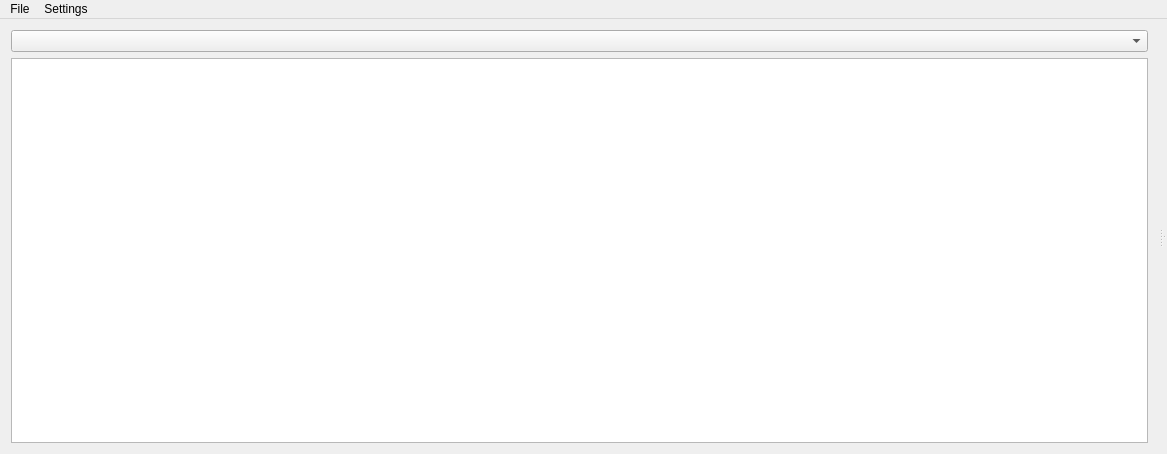
The window that src/home/tool/flifaqer/MainWindow.ui (Jurchos/books-tools) describes before a commit, drawn with Qt 5.
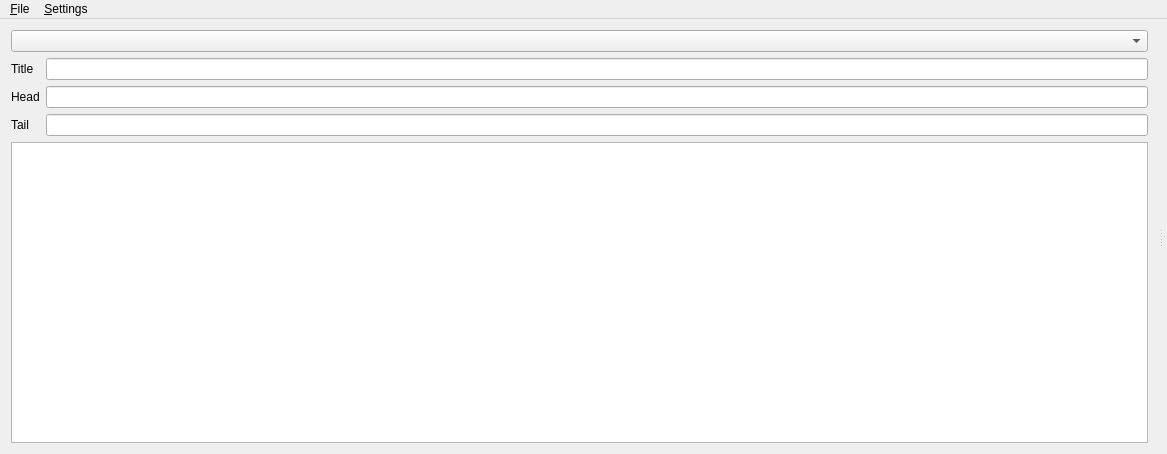
The same window after the commit.

The edit to the form file:
```diff
--- a/src/home/tool/flifaqer/MainWindow.ui
+++ b/src/home/tool/flifaqer/MainWindow.ui
@@ -29,11 +29,45 @@
       <property name="orientation">
        <enum>Qt::Orientation::Horizontal</enum>
       </property>
-      <widget class="QWidget" name="verticalLayoutWidget">
+      <widget class="QWidget" name="">
        <layout class="QVBoxLayout" name="_2">
         <item>
          <widget class="QComboBox" name="language"/>
         </item>
+        <item>
+         <layout class="QFormLayout" name="formLayout">
+          <item row="0" column="0">
+           <widget class="QLabel" name="labelTitle">
+            <property name="text">
+             <string>Title</string>
+            </property>
+           </widget>
+          </item>
+          <item row="0" column="1">
+           <widget class="QLineEdit" name="title"/>
+          </item>
+          <item row="1" column="0">
+           <widget class="QLabel" name="labelHead">
+            <property name="text">
+             <string>Head</string>
+            </property>
+           </widget>
+          </item>
+          <item row="1" column="1">
+           <widget class="QLineEdit" name="head"/>
+          </item>
+          <item row="2" column="0">
+           <widget class="QLabel" name="labelTail">
+            <property name="text">
+             <string>Tail</string>
+            </property>
+           </widget>
+          </item>
+          <item row="2" column="1">
+           <widget class="QLineEdit" name="tail"/>
+          </item>
+         </layout>
+        </item>
         <item>
          <widget class="QTreeView" name="navigatorView">
           <property name="contextMenuPolicy">
@@ -98,7 +132,7 @@
    </property>
    <widget class="QMenu" name="menuFile">
     <property name="title">
-     <string>File</string>
+     <string>&amp;File</string>
     </property>
     <addaction name="actionSave"/>
     <addaction name="actionExport"/>
@@ -107,7 +141,7 @@
    </widget>
    <widget class="QMenu" name="menuSettings">
     <property name="title">
-     <string>Settings</string>
+     <string>&amp;Settings</string>
     </property>
     <widget class="QMenu" name="menuView">
      <property name="title">
```
Left out of the diff: 17 changed lines with no effect on the pictures.
